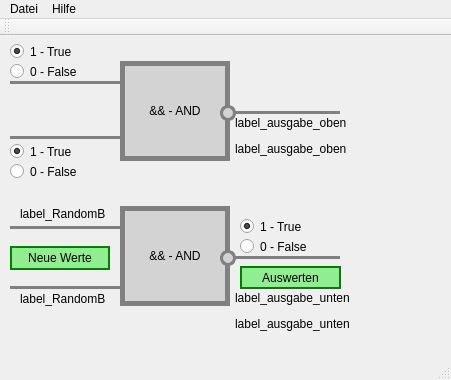
This is frm_main.ui in Cyb10101/logikgatter as Qt 5 draws it before an edit. The edited form follows.
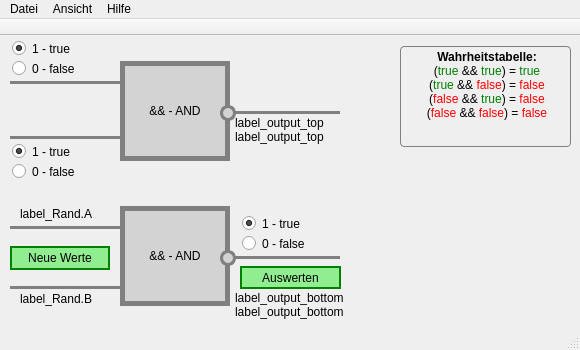
This is the edited form. Icons and pictures are not drawn.

What changed in the file:
```diff
--- a/frm_main.ui
+++ b/frm_main.ui
@@ -6,8 +6,8 @@
    <rect>
     <x>0</x>
     <y>0</y>
-    <width>451</width>
-    <height>380</height>
+    <width>580</width>
+    <height>350</height>
    </rect>
   </property>
   <property name="windowTitle">
@@ -42,13 +42,37 @@
     <property name="geometry">
      <rect>
       <x>10</x>
-      <y>5</y>
+      <y>2</y>
       <width>100</width>
       <height>21</height>
      </rect>
     </property>
+    <property name="cursor">
+     <cursorShape>OpenHandCursor</cursorShape>
+    </property>
+    <property name="styleSheet">
+     <string notr="true">QRadioButton {
+	padding: 0px 1px;
+	border: 1px solid transparent;
+	border-radius: 4px;
+}
+QRadioButton:hover {
+	border: 1px solid gray;
+	background: lightgray;
+}
+QRadioButton::indicator::checked {
+	image: url(:/images/radio_on.png);
+}
+QRadioButton::indicator::unchecked {
+	image: url(:/images/radio_off.png);
+}
+QRadioButton:focus {
+	outline: none;
+}
+</string>
+    </property>
     <property name="text">
-     <string>1 - True</string>
+     <string>1 - true       </string>
     </property>
     <property name="checked">
      <bool>true</bool>
@@ -61,13 +85,37 @@
     <property name="geometry">
      <rect>
       <x>10</x>
-      <y>25</y>
+      <y>22</y>
       <width>100</width>
       <height>21</height>
      </rect>
     </property>
+    <property name="cursor">
+     <cursorShape>OpenHandCursor</cursorShape>
+    </property>
+    <property name="styleSheet">
+     <string notr="true">QRadioButton {
+	padding: 0px 1px;
+	border: 1px solid transparent;
+	border-radius: 4px;
+}
+QRadioButton:hover {
+	border: 1px solid gray;
+	background: lightgray;
+}
+QRadioButton::indicator::checked {
+	image: url(:/images/radio_on.png);
+}
+QRadioButton::indicator::unchecked {
+	image: url(:/images/radio_off.png);
+}
+QRadioButton:focus {
+	outline: none;
+}
+</string>
+    </property>
     <property name="text">
-     <string>0 - False</string>
+     <string>0 - false      </string>
     </property>
     <attribute name="buttonGroup">
      <string notr="true">buttonGroup</string>
@@ -82,8 +130,32 @@
       <height>21</height>
      </rect>
     </property>
+    <property name="cursor">
+     <cursorShape>OpenHandCursor</cursorShape>
+    </property>
+    <property name="styleSheet">
+     <string notr="true">QRadioButton {
+	padding: 0px 1px;
+	border: 1px solid transparent;
+	border-radius: 4px;
+}
+QRadioButton:hover {
+	border: 1px solid gray;
+	background: lightgray;
+}
+QRadioButton::indicator::checked {
+	image: url(:/images/radio_on.png);
+}
+QRadioButton::indicator::unchecked {
+	image: url(:/images/radio_off.png);
+}
+QRadioButton:focus {
+	outline: none;
+}
+</string>
+    </property>
     <property name="text">
-     <string>1 - True</string>
+     <string>1 - true       </string>
     </property>
     <property name="checked">
      <bool>true</bool>
@@ -101,8 +173,32 @@
       <height>21</height>
      </rect>
     </property>
+    <property name="cursor">
+     <cursorShape>OpenHandCursor</cursorShape>
+    </property>
+    <property name="styleSheet">
+     <string notr="true">QRadioButton {
+	padding: 0px 1px;
+	border: 1px solid transparent;
+	border-radius: 4px;
+}
+QRadioButton:hover {
+	border: 1px solid gray;
+	background: lightgray;
+}
+QRadioButton::indicator::checked {
+	image: url(:/images/radio_on.png);
+}
+QRadioButton::indicator::unchecked {
+	image: url(:/images/radio_off.png);
+}
+QRadioButton:focus {
+	outline: none;
+}
+</string>
+    </property>
     <property name="text">
-     <string>0 - False</string>
+     <string>0 - false      </string>
     </property>
     <attribute name="buttonGroup">
      <string notr="true">buttonGroup_2</string>
@@ -112,13 +208,37 @@
     <property name="geometry">
      <rect>
       <x>240</x>
-      <y>200</y>
+      <y>197</y>
       <width>100</width>
       <height>21</height>
      </rect>
     </property>
+    <property name="cursor">
+     <cursorShape>OpenHandCursor</cursorShape>
+    </property>
+    <property name="styleSheet">
+     <string notr="true">QRadioButton {
+	padding: 0px 1px;
+	border: 1px solid transparent;
+	border-radius: 4px;
+}
+QRadioButton:hover {
+	border: 1px solid gray;
+	background: lightgray;
+}
+QRadioButton::indicator::checked {
+	image: url(:/images/radio_on.png);
+}
+QRadioButton::indicator::unchecked {
+	image: url(:/images/radio_off.png);
+}
+QRadioButton:focus {
+	outline: none;
+}
+</string>
+    </property>
     <property name="text">
-     <string>0 - False</string>
+     <string>0 - false      </string>
     </property>
     <attribute name="buttonGroup">
      <string notr="true">buttonGroup_3</string>
@@ -128,13 +248,37 @@
     <property name="geometry">
      <rect>
       <x>240</x>
-      <y>180</y>
+      <y>177</y>
       <width>100</width>
       <height>21</height>
      </rect>
     </property>
+    <property name="cursor">
+     <cursorShape>OpenHandCursor</cursorShape>
+    </property>
+    <property name="styleSheet">
+     <string notr="true">QRadioButton {
+	padding: 0px 1px;
+	border: 1px solid transparent;
+	border-radius: 4px;
+}
+QRadioButton:hover {
+	border: 1px solid gray;
+	background: lightgray;
+}
+QRadioButton::indicator::checked {
+	image: url(:/images/radio_on.png);
+}
+QRadioButton::indicator::unchecked {
+	image: url(:/images/radio_off.png);
+}
+QRadioButton:focus {
+	outline: none;
+}
+</string>
+    </property>
     <property name="text">
-     <string>1 - True</string>
+     <string>1 - true       </string>
     </property>
     <property name="checked">
      <bool>true</bool>
@@ -173,7 +317,7 @@
      </rect>
     </property>
     <property name="text">
-     <string>label_RandomB</string>
+     <string>label_Rand.A</string>
     </property>
    </widget>
    <widget class="QLabel" name="label_RandomB">
@@ -186,7 +330,7 @@
      </rect>
     </property>
     <property name="text">
-     <string>label_RandomB</string>
+     <string>label_Rand.B</string>
     </property>
    </widget>
    <widget class="QPushButton" name="button_Check_Quiz">
@@ -227,7 +371,7 @@
      </rect>
     </property>
     <property name="text">
-     <string>&lt;html&gt;&lt;head/&gt;&lt;body&gt;&lt;p&gt;label_ausgabe_oben&lt;/p&gt;&lt;p&gt;label_ausgabe_oben&lt;/p&gt;&lt;/body&gt;&lt;/html&gt;</string>
+     <string>&lt;html&gt;&lt;head/&gt;&lt;body&gt;&lt;p&gt;label_output_top&lt;br/&gt;label_output_top&lt;/p&gt;&lt;/body&gt;&lt;/html&gt;</string>
     </property>
     <property name="alignment">
      <set>Qt::AlignLeading|Qt::AlignLeft|Qt::AlignTop</set>
@@ -239,11 +383,11 @@
       <x>235</x>
       <y>255</y>
       <width>171</width>
-      <height>51</height>
+      <height>41</height>
      </rect>
     </property>
     <property name="text">
-     <string>&lt;html&gt;&lt;head/&gt;&lt;body&gt;&lt;p&gt;label_ausgabe_unten&lt;/p&gt;&lt;p&gt;label_ausgabe_unten&lt;/p&gt;&lt;/body&gt;&lt;/html&gt;</string>
+     <string>&lt;html&gt;&lt;head/&gt;&lt;body&gt;&lt;p&gt;label_output_bottom&lt;br/&gt;label_output_bottom&lt;/p&gt;&lt;/body&gt;&lt;/html&gt;</string>
     </property>
     <property name="alignment">
      <set>Qt::AlignLeading|Qt::AlignLeft|Qt::AlignTop</set>
@@ -415,30 +559,71 @@
      <set>Qt::AlignCenter</set>
     </property>
    </widget>
+   <widget class="QLabel" name="label_truth_table">
+    <property name="geometry">
+     <rect>
+      <x>400</x>
+      <y>10</y>
+      <width>171</width>
+      <height>101</height>
+     </rect>
+    </property>
+    <property name="styleSheet">
+     <string notr="true">QLabel {
+	border: 1px solid grey;
+	border-radius: 4px;
+}</string>
+    </property>
+    <property name="text">
+     <string>&lt;html&gt;&lt;head/&gt;&lt;body&gt;&lt;p align=&quot;center&quot;&gt;&lt;span style=&quot; font-weight:600;&quot;&gt;Wahrheitstabelle:&lt;br/&gt;&lt;/span&gt;(&lt;span style=&quot; color:#008000;&quot;&gt;true&lt;/span&gt; &amp;amp;&amp;amp; &lt;span style=&quot; color:#008000;&quot;&gt;true&lt;/span&gt;) = &lt;span style=&quot; color:#008000;&quot;&gt;true&lt;/span&gt;&lt;br/&gt;(&lt;span style=&quot; color:#008000;&quot;&gt;true&lt;/span&gt; &amp;amp;&amp;amp; &lt;span style=&quot; color:#ff0000;&quot;&gt;false&lt;/span&gt;) = &lt;span style=&quot; color:#ff0000;&quot;&gt;false&lt;/span&gt;&lt;br/&gt;(&lt;span style=&quot; color:#ff0000;&quot;&gt;false&lt;/span&gt; &amp;amp;&amp;amp; &lt;span style=&quot; color:#008000;&quot;&gt;true&lt;/span&gt;) = &lt;span style=&quot; color:#ff0000;&quot;&gt;false&lt;/span&gt;&lt;br/&gt;(&lt;span style=&quot; color:#ff0000;&quot;&gt;false&lt;/span&gt; &amp;amp;&amp;amp; &lt;span style=&quot; color:#ff0000;&quot;&gt;false&lt;/span&gt;) = &lt;span style=&quot; color:#ff0000;&quot;&gt;false&lt;/span&gt;&lt;/p&gt;&lt;/body&gt;&lt;/html&gt;</string>
+    </property>
+    <property name="alignment">
+     <set>Qt::AlignLeading|Qt::AlignLeft|Qt::AlignTop</set>
+    </property>
+   </widget>
   </widget>
   <widget class="QMenuBar" name="menuBar">
    <property name="geometry">
     <rect>
      <x>0</x>
      <y>0</y>
-     <width>451</width>
-     <height>20</height>
+     <width>580</width>
+     <height>25</height>
     </rect>
    </property>
-   <widget class="QMenu" name="menu_File">
+   <property name="defaultUp">
+    <bool>false</bool>
+   </property>
+   <property name="nativeMenuBar">
+    <bool>false</bool>
+   </property>
+   <widget class="QMenu" name="menu_file">
     <property name="title">
      <string>Datei</string>
     </property>
     <addaction name="menu_File_Quit"/>
    </widget>
-   <widget class="QMenu" name="menu_Help">
+   <widget class="QMenu" name="menu_help">
+    <property name="locale">
+     <locale language="German" country="Germany"/>
+    </property>
     <property name="title">
      <string>Hilfe</string>
     </property>
     <addaction name="menu_Help_About"/>
    </widget>
-   <addaction name="menu_File"/>
-   <addaction name="menu_Help"/>
+   <widget class="QMenu" name="menu_view">
+    <property name="title">
+     <string>Ansicht</string>
+    </property>
+    <addaction name="menu_view_toolbar"/>
+    <addaction name="menu_view_statusbar"/>
+    <addaction name="separator"/>
+    <addaction name="menu_view_truth_table"/>
+   </widget>
+   <addaction name="menu_file"/>
+   <addaction name="menu_view"/>
+   <addaction name="menu_help"/>
   </widget>
   <widget class="QToolBar" name="toolbar">
    <property name="styleSheet">
@@ -457,6 +642,9 @@
 	background : grey;
 }</string>
    </property>
+   <property name="movable">
+    <bool>false</bool>
+   </property>
    <attribute name="toolBarArea">
     <enum>TopToolBarArea</enum>
    </attribute>
```
Left out of the diff: 64 changed lines with no effect on the pictures.
